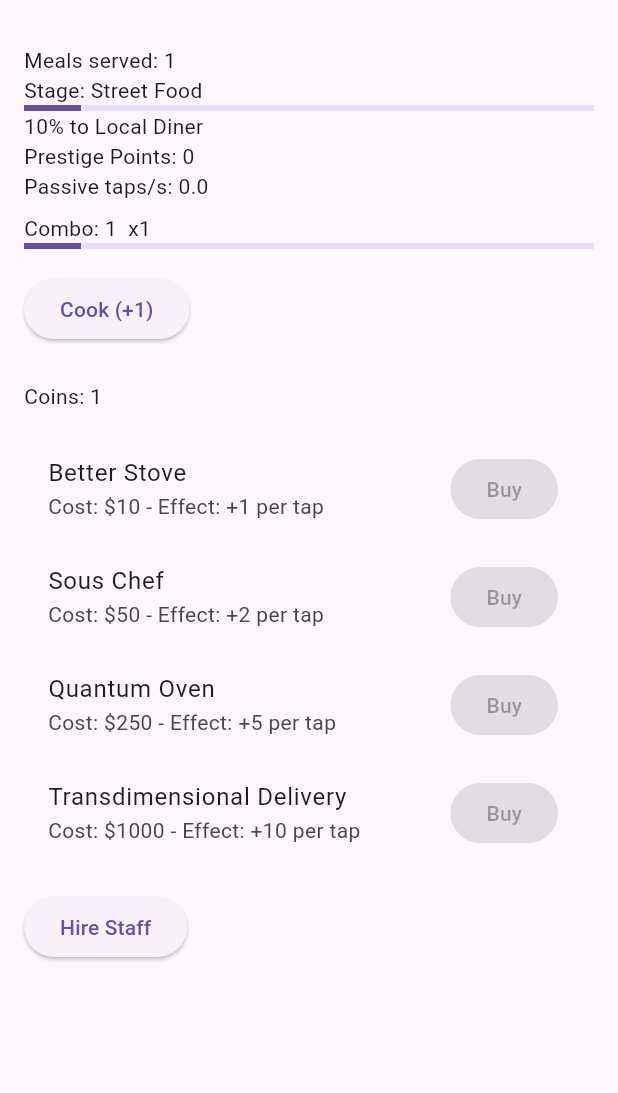
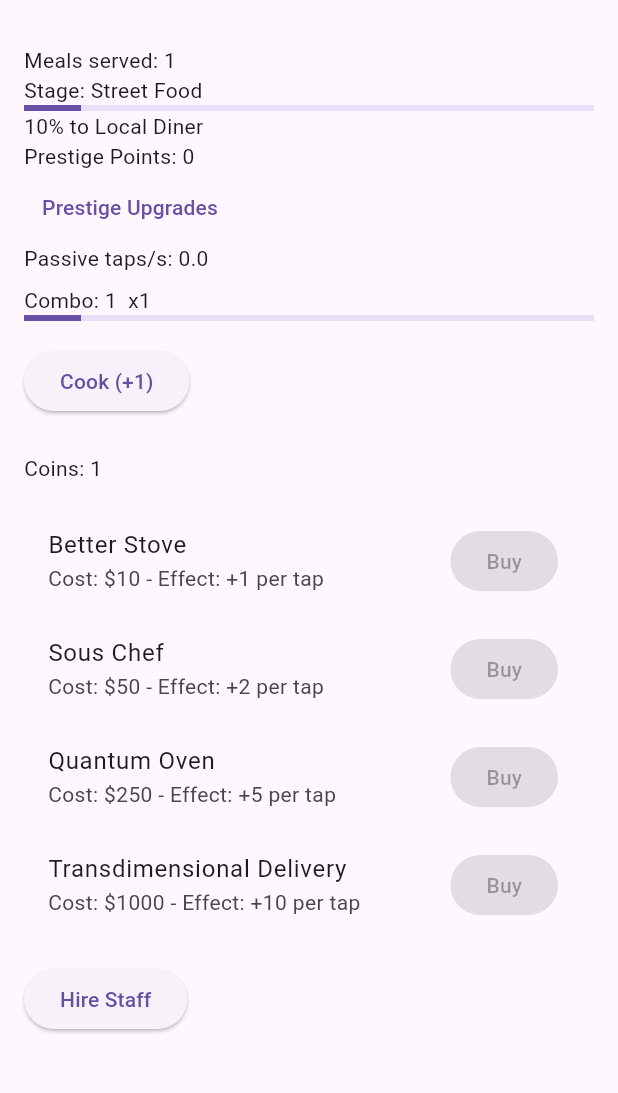
Before and after one commit to zachc71/taptapchef, a Flutter app: the screen it shows after launch, after a tap on an icon or button, on a phone screen of 412 x 824 dp, the part 63-1156 px from its top. Run offline on Flutter 3.47's test engine with Material 3 defaults, Android fonts, the light colour scheme and no system bars; our stand-ins replace shared_preferences.

Commit message:
feat: add prestige upgrade tree

```diff
--- a/lib/models/prestige.dart
+++ b/lib/models/prestige.dart
@@ -1,13 +1,96 @@
+/// Types of effects a prestige upgrade can apply.
+enum PrestigeUpgradeType { incomeBoost, staffUnlock, upgradeUnlock }
+
+/// Data for a single prestige upgrade node in the tree.
+class PrestigeUpgrade {
+  final String id;
+  final String name;
+  final String description;
+  final int cost;
+  final PrestigeUpgradeType type;
+
+  /// For [PrestigeUpgradeType.incomeBoost] this represents the percent bonus
+  /// (e.g. `0.02` for a 2% increase). It is unused for other upgrade types but
+  /// kept for potential future logic.
+  final double value;
+
+  bool purchased;
+
+  PrestigeUpgrade({
+    required this.id,
+    required this.name,
+    required this.description,
+    required this.cost,
+    required this.type,
+    this.value = 0,
+    this.purchased = false,
+  });
+}
+
+/// Player prestige state including owned upgrades.
 class Prestige {
   int points;
   final double baseMultiplier;
   final double increment;
+  final List<PrestigeUpgrade> upgrades;
 
-  Prestige({this.points = 0, this.baseMultiplier = 1.0, this.increment = 0.5});
+  Prestige({
+    this.points = 0,
+    this.baseMultiplier = 1.0,
+    this.increment = 0.5,
+    List<PrestigeUpgrade>? upgrades,
+  }) : upgrades = upgrades ?? _defaultUpgrades();
 
-  double get multiplier => baseMultiplier + points * increment;
+  /// Overall earnings multiplier taking purchased upgrades into account.
+  double get multiplier {
+    final upgradeBonus = upgrades
+        .where((u) =>
+            u.purchased && u.type == PrestigeUpgradeType.incomeBoost)
+        .fold<double>(0, (sum, u) => sum + u.value);
+    return baseMultiplier + points * increment + upgradeBonus;
+  }
 
-  void gainPoint() {
-    points += 1;
+  /// Add a prestige point (typically earned by prestiging).
+  void gainPoint() => points += 1;
+
+  /// Attempt to purchase the upgrade with [id]. Returns `true` if successful.
+  bool purchase(String id) {
+    final upgrade = upgrades.firstWhere(
+      (u) => u.id == id,
+      orElse: () => throw ArgumentError('Unknown upgrade id: $id'),
+    );
+    if (upgrade.purchased || points < upgrade.cost) return false;
+    points -= upgrade.cost;
+    upgrade.purchased = true;
+    return true;
   }
+
+  /// Convenience getter to check if an upgrade is owned.
+  bool hasUpgrade(String id) =>
+      upgrades.any((u) => u.id == id && u.purchased);
+
+  static List<PrestigeUpgrade> _defaultUpgrades() => [
+        PrestigeUpgrade(
+          id: 'income_2_percent',
+          name: 'Better Ingredients',
+          description: 'Permanent 2% boost to all income.',
+          cost: 1,
+          type: PrestigeUpgradeType.incomeBoost,
+          value: 0.02,
+        ),
+        PrestigeUpgrade(
+          id: 'staff_starters',
+          name: 'Experienced Crew',
+          description: 'Start with the first two staff members unlocked.',
+          cost: 2,
+          type: PrestigeUpgradeType.staffUnlock,
+        ),
+        PrestigeUpgrade(
+          id: 'quantum_seasoning',
+          name: 'Quantum Seasoning',
+          description: 'Unlock the \"Quantum Seasoning\" upgrade.',
+          cost: 5,
+          type: PrestigeUpgradeType.upgradeUnlock,
+        ),
+      ];
 }
```
Also changed, not shown: lib/main.dart (+39 -0 lines).
